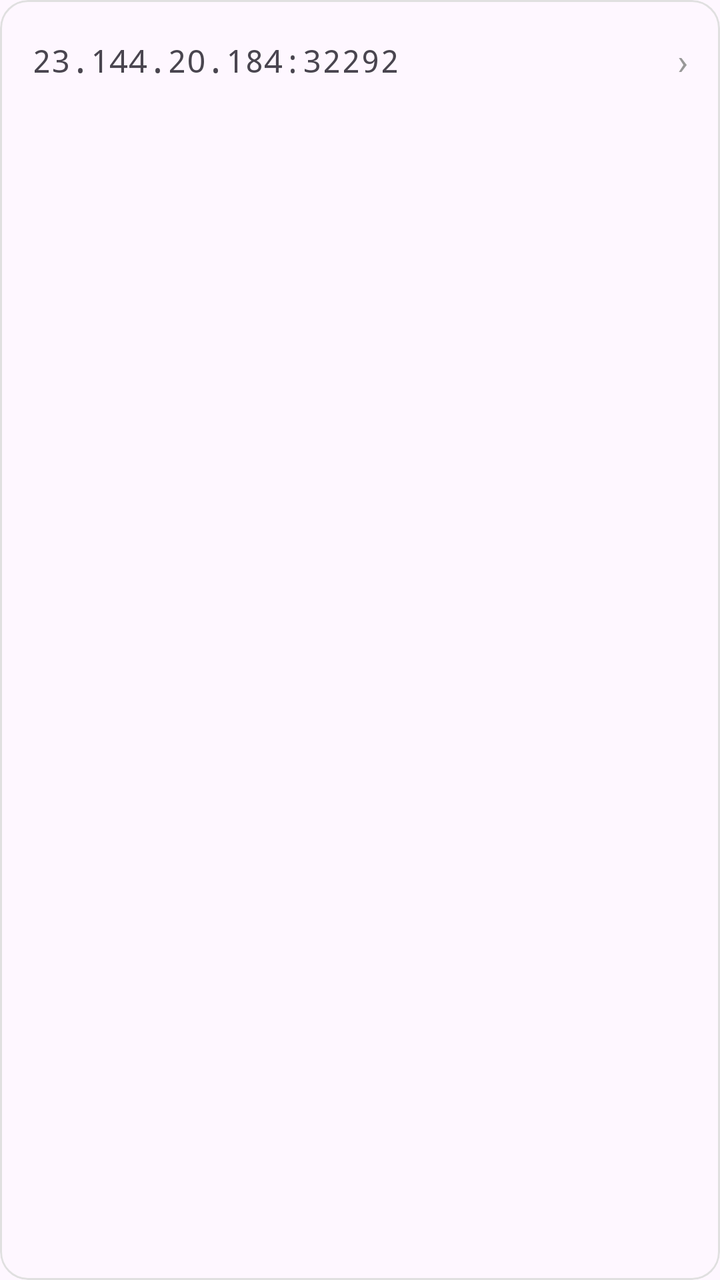
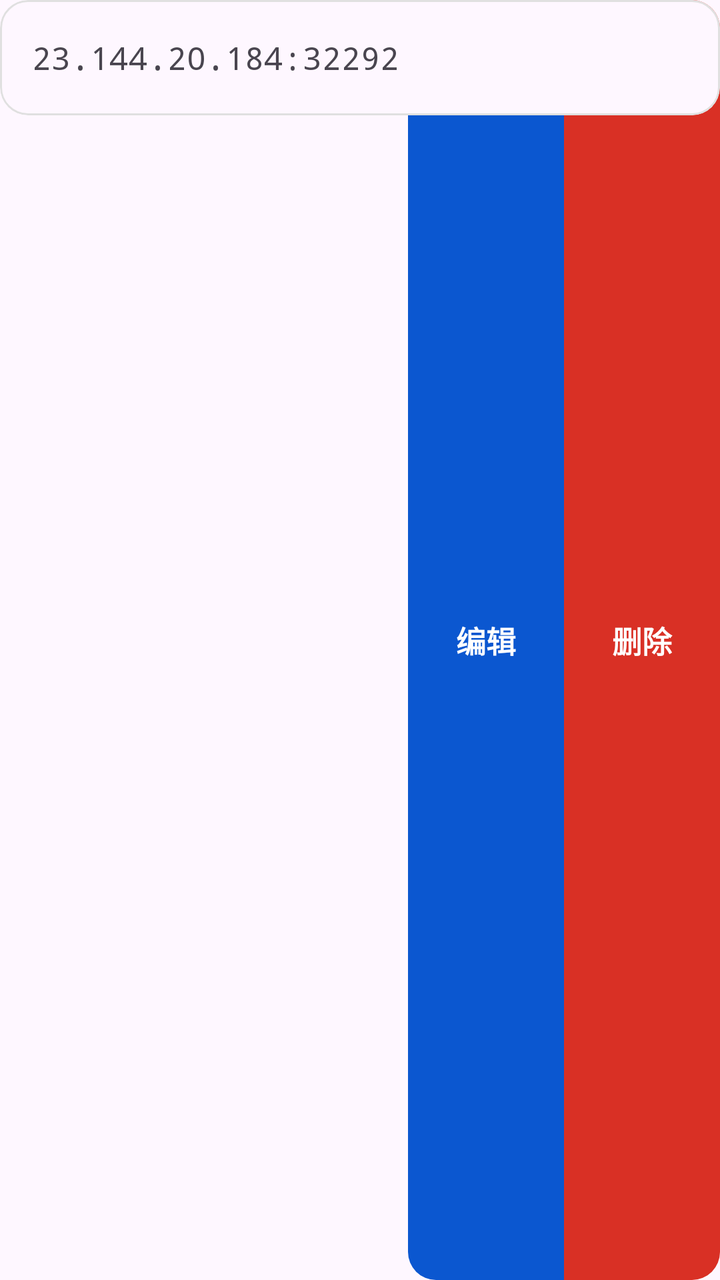

The first picture is an Android layout as it rendered before a commit; the second is the same layout after the commit. The layout source and the unified diff follow.
<!-- AndroidManifest.xml: application theme Theme.EchOS -->
<!-- res/layout/item_entry_card.xml -->
<?xml version="1.0" encoding="utf-8"?>
<com.google.android.material.card.MaterialCardView
    xmlns:android="http://schemas.android.com/apk/res/android"
    xmlns:app="http://schemas.android.com/apk/res-auto"
    android:id="@+id/cardRoot"
    android:layout_width="match_parent"
    android:layout_height="wrap_content"
    android:layout_marginBottom="10dp"
    android:clickable="true"
    android:focusable="true"
    app:cardCornerRadius="14dp"
    app:strokeWidth="1dp"
    app:strokeColor="#E0E0E0">

    <LinearLayout
        android:layout_width="match_parent"
        android:layout_height="wrap_content"
        android:gravity="center_vertical"
        android:orientation="horizontal"
        android:paddingHorizontal="16dp"
        android:paddingVertical="18dp">

        <TextView
            android:id="@+id/cardText"
            android:layout_width="0dp"
            android:layout_height="wrap_content"
            android:layout_weight="1"
            android:ellipsize="end"
            android:fontFamily="monospace"
            android:singleLine="true"
            android:text="23.144.20.184:32292"
            android:textSize="16sp" />

        <TextView
            android:id="@+id/cardActive"
            android:layout_width="wrap_content"
            android:layout_height="wrap_content"
            android:layout_marginStart="10dp"
            android:text="✓ 使用中"
            android:textColor="#0B57D0"
            android:textSize="13sp"
            android:textStyle="bold"
            android:visibility="gone" />

        <TextView
            android:layout_width="wrap_content"
            android:layout_height="wrap_content"
            android:layout_marginStart="8dp"
            android:text="›"
            android:textColor="#999999"
            android:textSize="18sp" />
    </LinearLayout>
</com.google.android.material.card.MaterialCardView>
<!-- resources referenced by this layout -->
<resources>
  <style name="Theme.EchOS" parent="Theme.Material3.DayNight.NoActionBar" />
</resources>

<!-- the commit's change to res/layout/item_entry_card.xml (unified diff, before → after) -->
@@ -1,53 +1,81 @@
 <?xml version="1.0" encoding="utf-8"?>
-<com.google.android.material.card.MaterialCardView
-    xmlns:android="http://schemas.android.com/apk/res/android"
+<FrameLayout xmlns:android="http://schemas.android.com/apk/res/android"
     xmlns:app="http://schemas.android.com/apk/res-auto"
-    android:id="@+id/cardRoot"
     android:layout_width="match_parent"
     android:layout_height="wrap_content"
-    android:layout_marginBottom="10dp"
-    android:clickable="true"
-    android:focusable="true"
-    app:cardCornerRadius="14dp"
-    app:strokeWidth="1dp"
-    app:strokeColor="#E0E0E0">
+    android:layout_marginBottom="10dp">
 
+    
     <LinearLayout
+        android:id="@+id/actionBar"
+        android:layout_width="match_parent"
+        android:layout_height="match_parent"
+        android:gravity="end|center_vertical"
+        android:orientation="horizontal">
+
+        <TextView
+            android:id="@+id/btnEdit"
+            android:layout_width="78dp"
+            android:layout_height="match_parent"
+            android:background="@drawable/bg_action_edit"
+            android:gravity="center"
+            android:text="编辑"
+            android:textColor="#FFFFFF"
+            android:textSize="15sp"
+            android:textStyle="bold" />
+
+        <TextView
+            android:id="@+id/btnDelete"
+            android:layout_width="78dp"
+            android:layout_height="match_parent"
+            android:background="@drawable/bg_action_delete"
+            android:gravity="center"
+            android:text="删除"
+            android:textColor="#FFFFFF"
+            android:textSize="15sp"
+            android:textStyle="bold" />
+    </LinearLayout>
+
+    
+    <com.google.android.material.card.MaterialCardView
+        android:id="@+id/cardRoot"
         android:layout_width="match_parent"
         android:layout_height="wrap_content"
-        android:gravity="center_vertical"
-        android:orientation="horizontal"
-        android:paddingHorizontal="16dp"
-        android:paddingVertical="18dp">
+        android:clickable="true"
+        android:focusable="true"
+        app:cardCornerRadius="14dp"
+        app:strokeWidth="1dp"
+        app:strokeColor="#E0E0E0">
 
-        <TextView
-            android:id="@+id/cardText"
-            android:layout_width="0dp"
+        <LinearLayout
+            android:layout_width="match_parent"
             android:layout_height="wrap_content"
-            android:layout_weight="1"
-            android:ellipsize="end"
-            android:fontFamily="monospace"
-            android:singleLine="true"
-            android:text="23.144.20.184:32292"
-            android:textSize="16sp" />
+            android:gravity="center_vertical"
+            android:orientation="horizontal"
+            android:paddingHorizontal="16dp"
+            android:paddingVertical="18dp">
 
-        <TextView
-            android:id="@+id/cardActive"
-            android:layout_width="wrap_content"
-            android:layout_height="wrap_content"
-            android:layout_marginStart="10dp"
-            android:text="✓ 使用中"
-            android:textColor="#0B57D0"
-            android:textSize="13sp"
-            android:textStyle="bold"
-            android:visibility="gone" />
+            <TextView
+                android:id="@+id/cardText"
+                android:layout_width="0dp"
+                android:layout_height="wrap_content"
+                android:layout_weight="1"
+                android:ellipsize="end"
+                android:fontFamily="monospace"
+                android:singleLine="true"
+                android:text="23.144.20.184:32292"
+                android:textSize="16sp" />
 
-        <TextView
-            android:layout_width="wrap_content"
-            android:layout_height="wrap_content"
-            android:layout_marginStart="8dp"
-            android:text="›"
-            android:textColor="#999999"
-            android:textSize="18sp" />
-    </LinearLayout>
-</com.google.android.material.card.MaterialCardView>
+            <TextView
+                android:id="@+id/cardActive"
+                android:layout_width="wrap_content"
+                android:layout_height="wrap_content"
+                android:layout_marginStart="10dp"
+                android:text="✓ 使用中"
+                android:textColor="#0B57D0"
+                android:textSize="13sp"
+                android:textStyle="bold"
+                android:visibility="gone" />
+        </LinearLayout>
+    </com.google.android.material.card.MaterialCardView>
+</FrameLayout>
<!-- resource entries referenced after the edit -->
@@ -1,5 +1,21 @@
 <!-- resources referenced by this layout -->
 <resources>
+  <!-- drawable bg_action_delete (drawable) -->
+  <?xml version="1.0" encoding="utf-8"?>
+  <shape xmlns:android="http://schemas.android.com/apk/res/android">
+      <solid android:color="#D93025" />
+      <corners
+          android:topRightRadius="14dp"
+          android:bottomRightRadius="14dp" />
+  </shape>
+  <!-- drawable bg_action_edit (drawable) -->
+  <?xml version="1.0" encoding="utf-8"?>
+  <shape xmlns:android="http://schemas.android.com/apk/res/android">
+      <solid android:color="#0B57D0" />
+      <corners
+          android:topLeftRadius="14dp"
+          android:bottomLeftRadius="14dp" />
+  </shape>
   <style name="Theme.EchOS" parent="Theme.Material3.DayNight.NoActionBar" />
 </resources>
 
